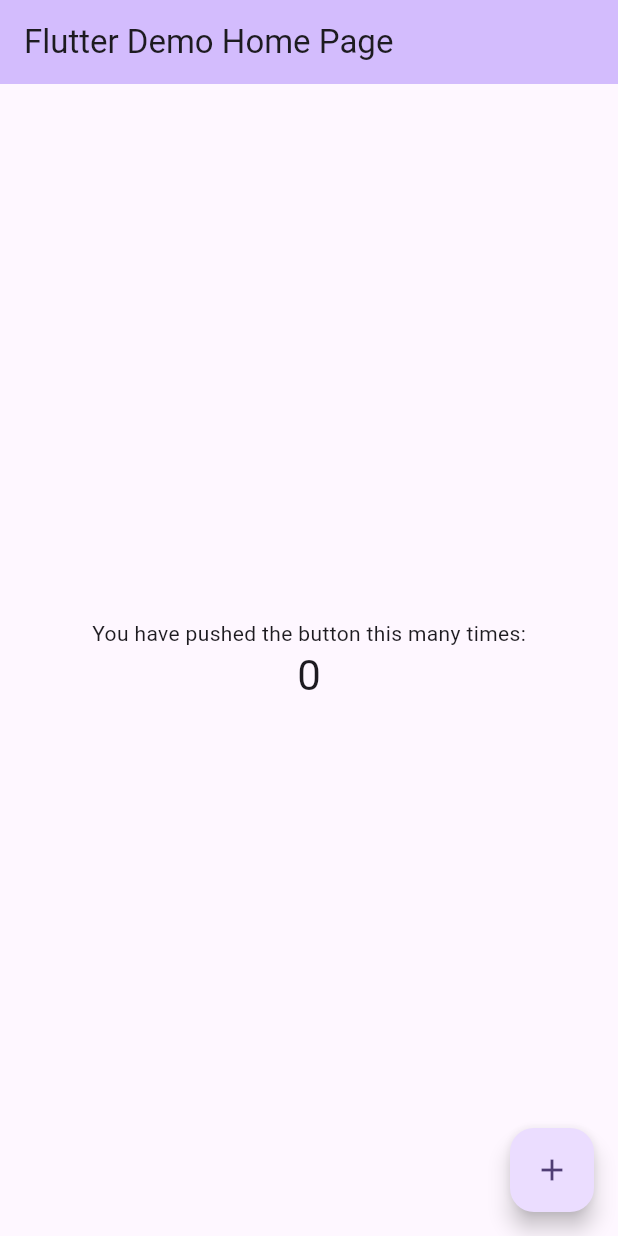
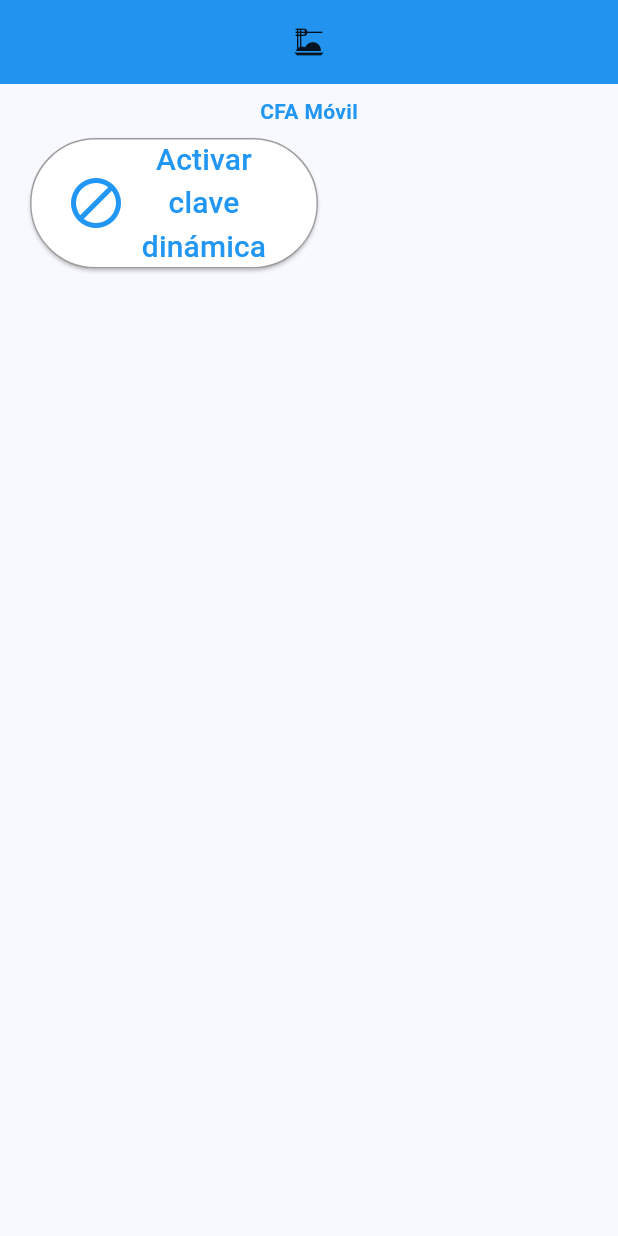
Before and after one commit to EstebanVF09/cfa_flutter, a Flutter app: the screen it shows after launch, on a phone screen of 412 x 824 dp. Run offline on Flutter 3.47's test engine with Material 3 defaults, Android fonts, the phone set to English and light mode, and no system bars; our stand-ins replace flutter_bloc, flutter_dotenv, get_it, go_router.

Commit message:
se crean directorios y se instalan librerias

```diff
--- /dev/null
+++ b/cfa_movil/lib/config/router/app_router.dart
@@ -0,0 +1,19 @@
+import 'package:cfa_movil/presentation/screens/home/home_screen.dart';
+import 'package:flutter_bloc/flutter_bloc.dart';
+import 'package:go_router/go_router.dart';
+
+final _appRouter = GoRouter(routes: [
+  GoRoute(
+    path: '/',
+    builder: (context, state) => const HomeScreen(),
+  ),
+]);
+
+class AppRouter extends Cubit<GoRouter> {
+  AppRouter() : super(_appRouter);
+
+  void goToHome() {
+    state.go('/');
+  }
+
+}
--- /dev/null
+++ b/cfa_movil/lib/config/theme/app_theme.dart
@@ -0,0 +1,15 @@
+import 'package:flutter/material.dart';
+
+class AppTheme {
+  ThemeData getTheme() {
+    const seedColor = Colors.blue;
+
+    return ThemeData(
+        useMaterial3: true,
+        colorSchemeSeed: seedColor,
+        listTileTheme: const ListTileThemeData(iconColor: seedColor));
+  }
+}
+
+const appBarColor = Colors.blue;
+const principalTextColor = Colors.blue;
--- a/cfa_movil/lib/main.dart
+++ b/cfa_movil/lib/main.dart
@@ -1,125 +1,38 @@
+import 'package:cfa_movil/config/router/app_router.dart';
+import 'package:cfa_movil/config/theme/app_theme.dart';
+import 'package:cfa_movil/setup_dependency_injection/setup_dependency_injection.dart';
 import 'package:flutter/material.dart';
+import 'package:flutter_bloc/flutter_bloc.dart';
+import 'package:flutter_dotenv/flutter_dotenv.dart';
 
-void main() {
-  runApp(const MyApp());
+void main() async {
+  await dotenv.load();
+  setUpDependencyInjection();
+  runApp(const BlocsProviders());
 }
 
-class MyApp extends StatelessWidget {
-  const MyApp({super.key});
+class BlocsProviders extends StatelessWidget {
+  const BlocsProviders({
+    super.key,
+  });
 
-  // This widget is the root of your application.
   @override
   Widget build(BuildContext context) {
-    return MaterialApp(
-      title: 'Flutter Demo',
-      theme: ThemeData(
-        // This is the theme of your application.
-        //
-        // TRY THIS: Try running your application with "flutter run". You'll see
-        // the application has a purple toolbar. Then, without quitting the app,
-        // try changing the seedColor in the colorScheme below to Colors.green
-        // and then invoke "hot reload" (save your changes or press the "hot
-        // reload" button in a Flutter-supported IDE, or press "r" if you used
-        // the command line to start the app).
-        //
-        // Notice that the counter didn't reset back to zero; the application
-        // state is not lost during the reload. To reset the state, use hot
-        // restart instead.
-        //
-        // This works for code too, not just values: Most code changes can be
-        // tested with just a hot reload.
-        colorScheme: ColorScheme.fromSeed(seedColor: Colors.deepPurple),
-        useMaterial3: true,
-      ),
-      home: const MyHomePage(title: 'Flutter Demo Home Page'),
-    );
+    return MultiBlocProvider(providers: [
+      BlocProvider<AppRouter>(create: (context) => getIt<AppRouter>()),
+    ], child: const MainApp());
   }
 }
 
-class MyHomePage extends StatefulWidget {
-  const MyHomePage({super.key, required this.title});
-
-  // This widget is the home page of your application. It is stateful, meaning
-  // that it has a State object (defined below) that contains fields that affect
-  // how it looks.
-
-  // This class is the configuration for the state. It holds the values (in this
-  // case the title) provided by the parent (in this case the App widget) and
-  // used by the build method of the State. Fields in a Widget subclass are
-  // always marked "final".
-
-  final String title;
-
-  @override
-  State<MyHomePage> createState() => _MyHomePageState();
-}
-
-class _MyHomePageState extends State<MyHomePage> {
-  int _counter = 0;
-
-  void _incrementCounter() {
-    setState(() {
-      // This call to setState tells the Flutter framework that something has
-      // changed in this State, which causes it to rerun the build method below
-      // so that the display can reflect the updated values. If we changed
-      // _counter without calling setState(), then the build method would not be
-      // called again, and so nothing would appear to happen.
-      _counter++;
-    });
-  }
+class MainApp extends StatelessWidget {
+  const MainApp({super.key});
 
   @override
   Widget build(BuildContext context) {
-    // This method is rerun every time setState is called, for instance as done
-    // by the _incrementCounter method above.
-    //
-    // The Flutter framework has been optimized to make rerunning build methods
-    // fast, so that you can just rebuild anything that needs updating rather
-    // than having to individually change instances of widgets.
-    return Scaffold(
-      appBar: AppBar(
-        // TRY THIS: Try changing the color here to a specific color (to
-        // Colors.amber, perhaps?) and trigger a hot reload to see the AppBar
-        // change color while the other colors stay the same.
-        backgroundColor: Theme.of(context).colorScheme.inversePrimary,
-        // Here we take the value from the MyHomePage object that was created by
-        // the App.build method, and use it to set our appbar title.
-        title: Text(widget.title),
-      ),
-      body: Center(
-        // Center is a layout widget. It takes a single child and positions it
-        // in the middle of the parent.
-        child: Column(
-          // Column is also a layout widget. It takes a list of children and
-          // arranges them vertically. By default, it sizes itself to fit its
-          // children horizontally, and tries to be as tall as its parent.
-          //
-          // Column has various properties to control how it sizes itself and
-          // how it positions its children. Here we use mainAxisAlignment to
-          // center the children vertically; the main axis here is the vertical
-          // axis because Columns are vertical (the cross axis would be
-          // horizontal).
-          //
-          // TRY THIS: Invoke "debug painting" (choose the "Toggle Debug Paint"
-          // action in the IDE, or press "p" in the console), to see the
-          // wireframe for each widget.
-          mainAxisAlignment: MainAxisAlignment.center,
-          children: <Widget>[
-            const Text(
-              'You have pushed the button this many times:',
-            ),
-            Text(
-              '$_counter',
-              style: Theme.of(context).textTheme.headlineMedium,
-            ),
-          ],
-        ),
-      ),
-      floatingActionButton: FloatingActionButton(
-        onPressed: _incrementCounter,
-        tooltip: 'Increment',
-        child: const Icon(Icons.add),
-      ), // This trailing comma makes auto-formatting nicer for build methods.
-    );
+    final appRouter = context.watch<AppRouter>();
+    return MaterialApp.router(
+        routerConfig: appRouter.state,
+        theme: AppTheme().getTheme(),
+        debugShowCheckedModeBanner: false);
   }
 }
--- /dev/null
+++ b/cfa_movil/lib/presentation/screens/home/home_screen.dart
@@ -0,0 +1,36 @@
+import 'package:cfa_movil/config/theme/app_theme.dart';
+import 'package:cfa_movil/presentation/widgets/app_bar/app_bar_widget.dart';
+import 'package:cfa_movil/presentation/widgets/buttons/dynamic_key_button_widget.dart';
+import 'package:flutter/material.dart';
+
+class HomeScreen extends StatelessWidget {
+  const HomeScreen({super.key});
+
+  @override
+  Widget build(BuildContext context) {
+    return Scaffold(
+      appBar: AppBarWidget().getAppBarWidget(),
+      body: SafeArea(
+          child: Column(
+        children: [
+          const Center(
+            child: Padding(
+              padding: EdgeInsets.all(8.0),
+              child: Text(
+                'CFA Móvil',
+                style: TextStyle(
+                    color: principalTextColor, fontWeight: FontWeight.bold),
+              ),
+            ),
+          ),
+          Padding(
+            padding: const EdgeInsets.only(right: 200, left: 20),
+            child: DynamicKeyButtonWidget(
+              onPressed: () {},
+            ),
+          ),
+        ],
+      )),
+    );
+  }
+}
--- /dev/null
+++ b/cfa_movil/lib/presentation/screens/screens.dart
@@ -0,0 +1 @@
+export 'package:cfa_movil/presentation/screens/home/home_screen.dart';
--- /dev/null
+++ b/cfa_movil/lib/presentation/widgets/app_bar/app_bar_widget.dart
@@ -0,0 +1,17 @@
+import 'package:cfa_movil/config/theme/app_theme.dart';
+import 'package:flutter/material.dart';
+
+class AppBarWidget {
+  AppBar getAppBarWidget() => AppBar(
+        backgroundColor: appBarColor,
+        elevation: 1,
+        iconTheme: const IconThemeData(color: Colors.white),
+        flexibleSpace: Center(
+          child: SafeArea(
+            child: Container(
+                alignment: Alignment.center,
+                child: const Icon(Icons.dinner_dining)),
+          ),
+        ),
+      );
+}
--- /dev/null
+++ b/cfa_movil/lib/presentation/widgets/buttons/dynamic_key_button_widget.dart
@@ -0,0 +1,48 @@
+import 'package:cfa_movil/config/theme/app_theme.dart';
+import 'package:flutter/material.dart';
+
+class DynamicKeyButtonWidget extends StatelessWidget {
+  final Function()? onPressed;
+
+  const DynamicKeyButtonWidget({
+    super.key,
+    this.onPressed,
+  });
+
+  @override
+  Widget build(BuildContext context) {
+    return ElevatedButton(
+      onPressed: onPressed,
+      style: ButtonStyle(
+         side: MaterialStateProperty.all<BorderSide>(
+        const BorderSide(color: Colors.grey),
+      ),
+        backgroundColor: MaterialStateProperty.all<Color>(Colors.white),
+        minimumSize: MaterialStateProperty.all<Size>(
+          const Size.fromHeight(50.0),
+        ),
+      ),
+      child: const Row(
+        mainAxisAlignment: MainAxisAlignment.spaceAround,
+        children: [
+          Icon(
+            Icons.block,
+            color: principalTextColor,
+            size: 40,
+          ),
+          Expanded(
+            child: Text(
+              'Activar clave dinámica',
+              textAlign: TextAlign.center,
+              style: TextStyle(
+                color: principalTextColor,
+                fontSize: 20,
+              ),
+              overflow: TextOverflow.visible,
+            ),
+          ),
+        ],
+      ),
+    );
+  }
+}
--- /dev/null
+++ b/cfa_movil/lib/setup_dependency_injection/setup_dependency_injection.dart
@@ -0,0 +1,8 @@
+import 'package:cfa_movil/setup_dependency_injection/setup_dependency_injection_blocs.dart';
+import 'package:get_it/get_it.dart';
+
+GetIt getIt = GetIt.instance;
+
+void setUpDependencyInjection() {
+  setUpDependencyInjectionBlocs(getIt);
+}
--- /dev/null
+++ b/cfa_movil/lib/setup_dependency_injection/setup_dependency_injection_blocs.dart
@@ -0,0 +1,6 @@
+import 'package:cfa_movil/config/router/app_router.dart';
+import 'package:get_it/get_it.dart';
+
+void setUpDependencyInjectionBlocs(GetIt getIt) {
+  getIt.registerSingleton<AppRouter>(AppRouter());
+}
```
Also changed, not shown: cfa_movil/pubspec.yaml (+9 -43 lines), 1 other file.
